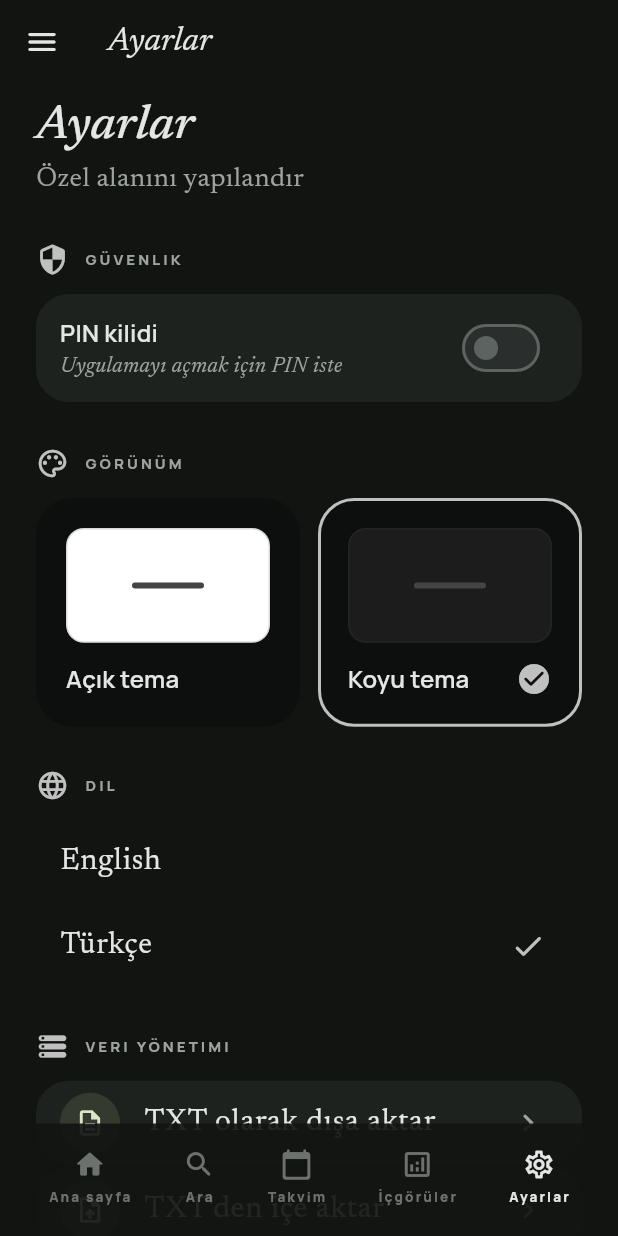
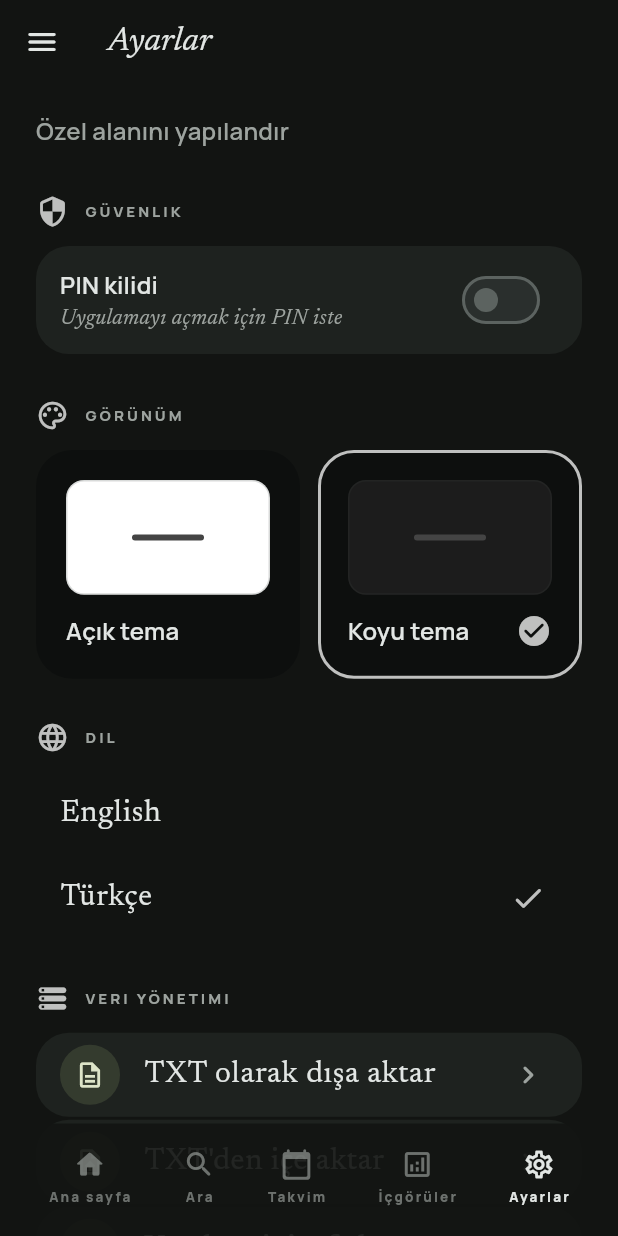
Before and after one commit to HasanSRTDMR/Memoirly, a Flutter app: the SettingsPage screen opened by its route, after a tap on "Light mode", after a tap on "Dark mode", after a tap on "Türkçe", on a phone screen of 412 x 824 dp. Run offline on Flutter 3.47's test engine with Material 3 defaults, Android fonts, the phone set to English and light mode, and no system bars; our stand-ins replace cloud_firestore, equatable, file_picker, firebase_auth, firebase_core, flutter_riverpod and 6 more; accounts and stored records are empty; network calls fail.

Commit message:
ayarlar düzenlemesi

```diff
--- a/lib/core/localization/app_localizations.dart
+++ b/lib/core/localization/app_localizations.dart
@@ -638,12 +638,6 @@ abstract class AppLocalizations {
   /// **'Recent entries carry harder feelings; be gentle with yourself.'**
   String get moodTonePhraseHeavy;
 
-  /// No description provided for @settingsTitle.
-  ///
-  /// In en, this message translates to:
-  /// **'Settings'**
-  String get settingsTitle;
-
   /// No description provided for @settingsSubtitle.
   ///
   /// In en, this message translates to:
--- a/lib/core/localization/app_localizations_en.dart
+++ b/lib/core/localization/app_localizations_en.dart
@@ -311,9 +311,6 @@ class AppLocalizationsEn extends AppLocalizations {
       'Recent entries carry harder feelings; be gentle with yourself.';
 
   @override
-  String get settingsTitle => 'Settings';
-
-  @override
   String get settingsSubtitle => 'Configure your private sanctuary';
 
   @override
--- a/lib/core/localization/app_localizations_tr.dart
+++ b/lib/core/localization/app_localizations_tr.dart
@@ -310,9 +310,6 @@ class AppLocalizationsTr extends AppLocalizations {
       'Son kayıtların daha zorlayıcı duygular taşıyor; kendine nazik ol.';
 
   @override
-  String get settingsTitle => 'Ayarlar';
-
-  @override
   String get settingsSubtitle => 'Özel alanını yapılandır';
 
   @override
--- a/lib/features/settings/presentation/settings_page.dart
+++ b/lib/features/settings/presentation/settings_page.dart
@@ -28,17 +28,16 @@ class SettingsPage extends ConsumerWidget {
     return Scaffold(
       appBar: ArchiveAppBar(title: l.settings),
       body: ListView(
-        padding: const EdgeInsets.fromLTRB(24, 8, 24, 120),
+        padding: const EdgeInsets.fromLTRB(24, 20, 24, 120),
         children: [
           Text(
-            l.settingsTitle,
-            style: Theme.of(context).textTheme.headlineMedium,
+            l.settingsSubtitle,
+            style: Theme.of(context).textTheme.titleMedium?.copyWith(
+                  height: 1.35,
+                  color: Theme.of(context).colorScheme.onSurfaceVariant,
+                ),
           ),
-          Text(
-            l.settingsSubtitle,
-            style: Theme.of(context).textTheme.bodyMedium,
-          ),
-          const SizedBox(height: 28),
+          const SizedBox(height: 32),
           _SectionTitle(icon: Icons.security_rounded, title: l.security),
           const SizedBox(height: 12),
           StreamBuilder<bool>(
--- a/lib/l10n/app_en.arb
+++ b/lib/l10n/app_en.arb
@@ -115,7 +115,6 @@
   "moodTonePhraseBalanced": "Your emotional tone looks fairly balanced.",
   "moodTonePhraseDifficult": "Some entries feel heavier—that’s common and often temporary.",
   "moodTonePhraseHeavy": "Recent entries carry harder feelings; be gentle with yourself.",
-  "settingsTitle": "Settings",
   "settingsSubtitle": "Configure your private sanctuary",
   "security": "Security",
   "passcodeLock": "Passcode lock",
--- a/lib/l10n/app_tr.arb
+++ b/lib/l10n/app_tr.arb
@@ -105,7 +105,6 @@
   "moodTonePhraseBalanced": "Duygusal olarak dengeli bir görünüm.",
   "moodTonePhraseDifficult": "Bazı kayıtlar daha ağır; bu normal ve sık geçicidir.",
   "moodTonePhraseHeavy": "Son kayıtların daha zorlayıcı duygular taşıyor; kendine nazik ol.",
-  "settingsTitle": "Ayarlar",
   "settingsSubtitle": "Özel alanını yapılandır",
   "security": "Güvenlik",
   "passcodeLock": "PIN kilidi",
```
